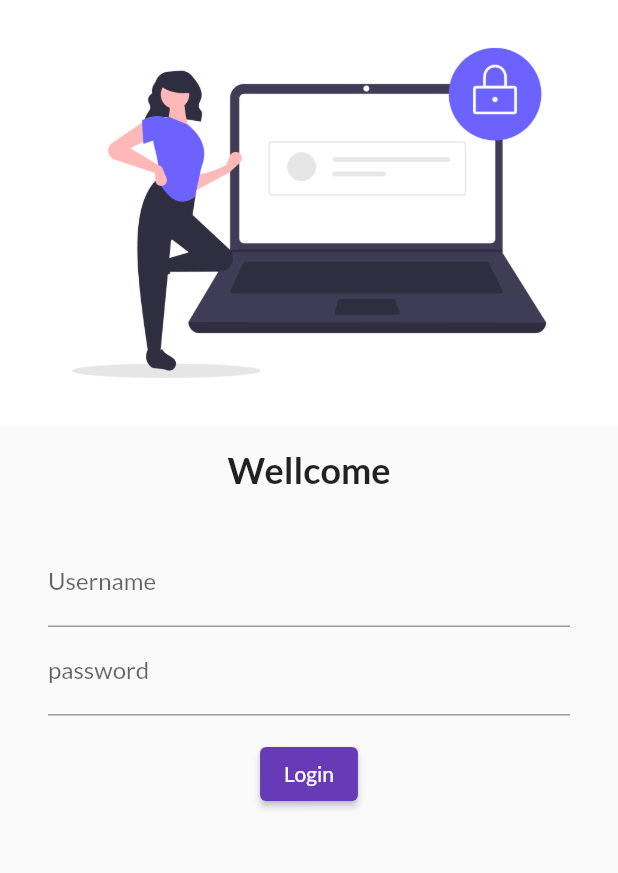
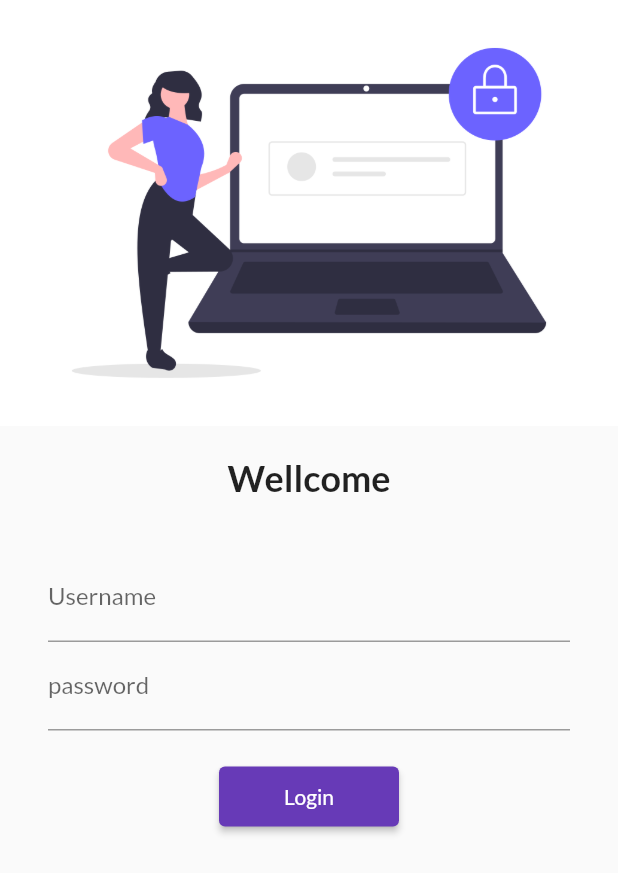
Before and after one commit to AndroidDeveloper3005/flutter-basic-dart-30-days, a Flutter app: the screen it shows after launch, on a phone screen of 412 x 824 dp. Shown: the top 873 px of the screen. Run offline on Flutter 3.47's test engine with Material 2 defaults, Android fonts, the phone set to English and light mode, and no system bars; our stand-ins replace google_fonts; missing offline and left inert: dart:html.

Commit message:
SingleChildScrollView navigator day five work done

```diff
--- a/lib/main.dart
+++ b/lib/main.dart
@@ -1,5 +1,6 @@
 import 'package:flutter/material.dart';
 import 'package:flutter_basic/pages/login_page.dart';
+import 'package:flutter_basic/utils/routes.dart';
 import 'package:google_fonts/google_fonts.dart';
 import 'pages/home_page.dart';
 
@@ -20,14 +21,15 @@ class MyApp extends StatelessWidget {
       theme: ThemeData(
         primarySwatch: Colors.deepPurple,
         fontFamily: GoogleFonts.lato().fontFamily,
-        ),
+      ),
       darkTheme: ThemeData(brightness: Brightness.dark),
+      debugShowCheckedModeBanner: false,
       //routes
       initialRoute: "/login",
       routes: {
         "/": (context) => LoginPage(),
-        "/home": (context) => HomePage(),
-        "/login": (context) => LoginPage(),
+        MyRoutes.homeRoute: (context) => HomePage(),
+        MyRoutes.loginRoute: (context) => LoginPage(),
       },
     );
   }
--- a/lib/pages/login_page.dart
+++ b/lib/pages/login_page.dart
@@ -1,26 +1,28 @@
 import 'dart:html';
 
 import 'package:flutter/material.dart';
+import 'package:flutter_basic/utils/routes.dart';
 
 class LoginPage extends StatelessWidget {
   @override
   Widget build(BuildContext context) {
     return Material(
-        child: Column(
+        child: SingleChildScrollView(
+            child: Column(
       children: [
         Image.asset(
           "assets/images/login.png",
           fit: BoxFit.cover,
         ),
         SizedBox(
-          height: 15,
+          height: 20,
         ),
         Text(
           "Wellcome",
           style: TextStyle(fontSize: 24, fontWeight: FontWeight.bold),
         ),
         SizedBox(
-          height: 15,
+          height: 20,
         ),
         Padding(
           padding: const EdgeInsets.symmetric(vertical: 16, horizontal: 32),
@@ -36,19 +38,20 @@ class LoginPage extends StatelessWidget {
                     hintText: "Enter Password", labelText: "password"),
               ),
               SizedBox(
-                height: 15,
+                height: 20,
               ),
               ElevatedButton(
                 onPressed: () {
-                  print("Button clicked");
+                  //print("Button clicked");
+                  Navigator.pushNamed(context, MyRoutes.homeRoute);
                 },
                 child: Text("Login"),
-                style: TextButton.styleFrom(),
+                style: TextButton.styleFrom(minimumSize: Size(120, 40)),
               )
             ],
           ),
         ),
       ],
-    ));
+    )));
   }
 }
--- /dev/null
+++ b/lib/utils/routes.dart
@@ -0,0 +1,5 @@
+class MyRoutes {
+  static String loginRoute = "/login";
+    static String homeRoute = "/home";
+
+}
```
